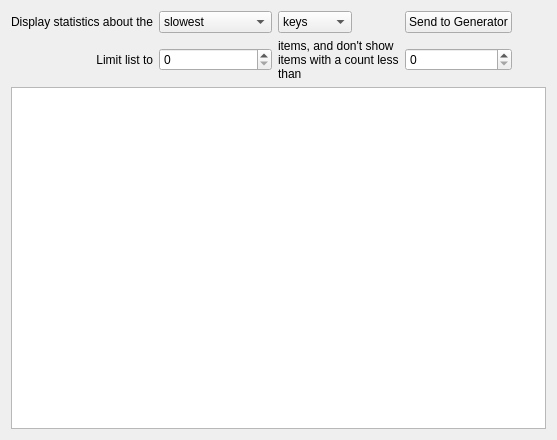
coryo/amphetype2, file src/analysis/statisticswidget.ui: the form before one commit.
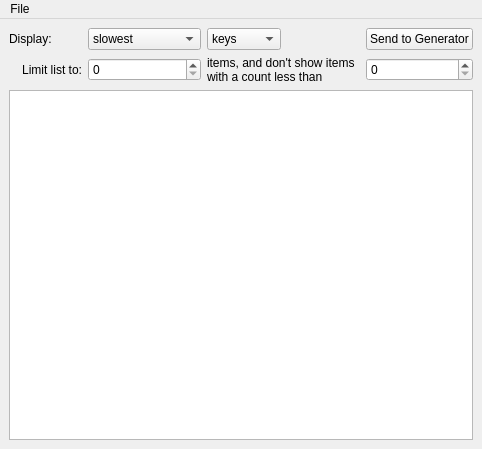
The form after the commit.

The edit to the form file:
```diff
--- a/src/analysis/statisticswidget.ui
+++ b/src/analysis/statisticswidget.ui
@@ -1,25 +1,74 @@
 <?xml version="1.0" encoding="UTF-8"?>
 <ui version="4.0">
  <class>StatisticsWidget</class>
- <widget class="QWidget" name="StatisticsWidget">
+ <widget class="QMainWindow" name="StatisticsWidget">
   <property name="geometry">
    <rect>
     <x>0</x>
     <y>0</y>
-    <width>557</width>
-    <height>440</height>
+    <width>482</width>
+    <height>449</height>
    </rect>
   </property>
   <property name="windowTitle">
    <string>Analysis</string>
   </property>
-  <layout class="QHBoxLayout" name="horizontalLayout">
+  <widget class="QWidget" name="centralwidget">
+   <layout class="QVBoxLayout" name="verticalLayout">
    <item>
     <layout class="QGridLayout" name="gridLayout">
-     <item row="2" column="1">
-      <widget class="QSpinBox" name="limitSpinBox"/>
-     </item>
-     <item row="1" column="1">
+      <item row="0" column="4">
+       <widget class="QPushButton" name="generatorButton">
+        <property name="sizePolicy">
+         <sizepolicy hsizetype="Fixed" vsizetype="Fixed">
+          <horstretch>0</horstretch>
+          <verstretch>0</verstretch>
+         </sizepolicy>
+        </property>
+        <property name="text">
+         <string>Send to Generator</string>
+        </property>
+       </widget>
+      </item>
+      <item row="0" column="0">
+       <widget class="QLabel" name="label">
+        <property name="sizePolicy">
+         <sizepolicy hsizetype="Minimum" vsizetype="Preferred">
+          <horstretch>0</horstretch>
+          <verstretch>0</verstretch>
+         </sizepolicy>
+        </property>
+        <property name="text">
+         <string>Display:</string>
+        </property>
+       </widget>
+      </item>
+      <item row="0" column="2">
+       <widget class="QComboBox" name="typeComboBox">
+        <property name="sizePolicy">
+         <sizepolicy hsizetype="Fixed" vsizetype="Fixed">
+          <horstretch>0</horstretch>
+          <verstretch>0</verstretch>
+         </sizepolicy>
+        </property>
+        <item>
+         <property name="text">
+          <string>keys</string>
+         </property>
+        </item>
+        <item>
+         <property name="text">
+          <string>trigrams</string>
+         </property>
+        </item>
+        <item>
+         <property name="text">
+          <string>words</string>
+         </property>
+        </item>
+       </widget>
+      </item>
+      <item row="0" column="1">
       <widget class="QComboBox" name="orderComboBox">
        <property name="sizePolicy">
         <sizepolicy hsizetype="Minimum" vsizetype="Fixed">
@@ -69,32 +118,7 @@
        </item>
       </widget>
      </item>
-     <item row="1" column="2">
-      <widget class="QComboBox" name="typeComboBox">
-       <property name="sizePolicy">
-        <sizepolicy hsizetype="Fixed" vsizetype="Fixed">
-         <horstretch>0</horstretch>
-         <verstretch>0</verstretch>
-        </sizepolicy>
-       </property>
-       <item>
-        <property name="text">
-         <string>keys</string>
-        </property>
-       </item>
-       <item>
-        <property name="text">
-         <string>trigrams</string>
-        </property>
-       </item>
-       <item>
-        <property name="text">
-         <string>words</string>
-        </property>
-       </item>
-      </widget>
-     </item>
-     <item row="1" column="3">
+      <item row="0" column="3">
       <spacer name="horizontalSpacer_2">
        <property name="orientation">
         <enum>Qt::Horizontal</enum>
@@ -110,7 +134,7 @@
        </property>
       </spacer>
      </item>
-     <item row="2" column="0">
+      <item row="1" column="0">
       <widget class="QLabel" name="label_2">
        <property name="sizePolicy">
         <sizepolicy hsizetype="Minimum" vsizetype="Preferred">
@@ -119,43 +143,17 @@
         </sizepolicy>
        </property>
        <property name="text">
-        <string>Limit list to</string>
+         <string>Limit list to:</string>
        </property>
        <property name="alignment">
         <set>Qt::AlignRight|Qt::AlignTrailing|Qt::AlignVCenter</set>
        </property>
       </widget>
      </item>
-     <item row="1" column="0">
-      <widget class="QLabel" name="label">
-       <property name="sizePolicy">
-        <sizepolicy hsizetype="Minimum" vsizetype="Preferred">
-         <horstretch>0</horstretch>
-         <verstretch>0</verstretch>
-        </sizepolicy>
-       </property>
-       <property name="text">
-        <string>Display statistics about the</string>
-       </property>
-      </widget>
-     </item>
-     <item row="3" column="0" colspan="6">
-      <widget class="QTableView" name="tableView">
-       <property name="sizePolicy">
-        <sizepolicy hsizetype="Preferred" vsizetype="Expanding">
-         <horstretch>0</horstretch>
-         <verstretch>0</verstretch>
-        </sizepolicy>
-       </property>
-       <property name="alternatingRowColors">
-        <bool>true</bool>
-       </property>
-       <property name="gridStyle">
-        <enum>Qt::NoPen</enum>
-       </property>
-      </widget>
-     </item>
-     <item row="2" column="2" colspan="2">
+      <item row="1" column="1">
+       <widget class="QSpinBox" name="limitSpinBox"/>
+      </item>
+      <item row="1" column="2" colspan="2">
       <widget class="QLabel" name="label_3">
        <property name="sizePolicy">
         <sizepolicy hsizetype="Minimum" vsizetype="Preferred">
@@ -172,18 +170,53 @@
       </widget>
      </item>
      <item row="1" column="4">
-      <widget class="QPushButton" name="generatorButton">
-       <property name="text">
-        <string>Send to Generator</string>
-       </property>
-      </widget>
-     </item>
-     <item row="2" column="4">
       <widget class="QSpinBox" name="minCountSpinBox"/>
      </item>
     </layout>
    </item>
-  </layout>
+    <item>
+     <widget class="QTableView" name="tableView">
+      <property name="sizePolicy">
+       <sizepolicy hsizetype="Preferred" vsizetype="Expanding">
+        <horstretch>0</horstretch>
+        <verstretch>0</verstretch>
+       </sizepolicy>
+      </property>
+      <property name="alternatingRowColors">
+       <bool>true</bool>
+      </property>
+      <property name="gridStyle">
+       <enum>Qt::NoPen</enum>
+      </property>
+     </widget>
+    </item>
+   </layout>
+  </widget>
+  <widget class="QMenuBar" name="menubar">
+   <property name="geometry">
+    <rect>
+     <x>0</x>
+     <y>0</y>
+     <width>482</width>
+     <height>21</height>
+    </rect>
+   </property>
+   <widget class="QMenu" name="menuFile">
+    <property name="title">
+     <string>File</string>
+    </property>
+    <addaction name="actionCloseWindow"/>
+   </widget>
+   <addaction name="menuFile"/>
+  </widget>
+  <action name="actionCloseWindow">
+   <property name="text">
+    <string>Close Window</string>
+   </property>
+   <property name="shortcut">
+    <string>Ctrl+W</string>
+   </property>
+  </action>
  </widget>
  <resources/>
  <connections/>
```
Lines whose indentation alone changed are shown as unchanged.
